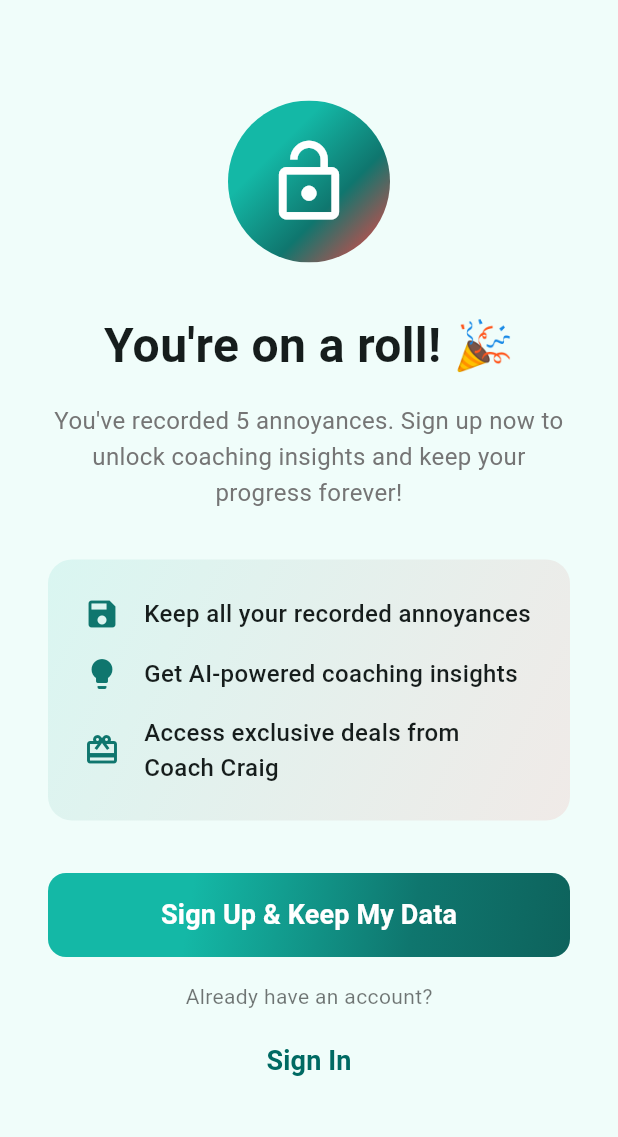
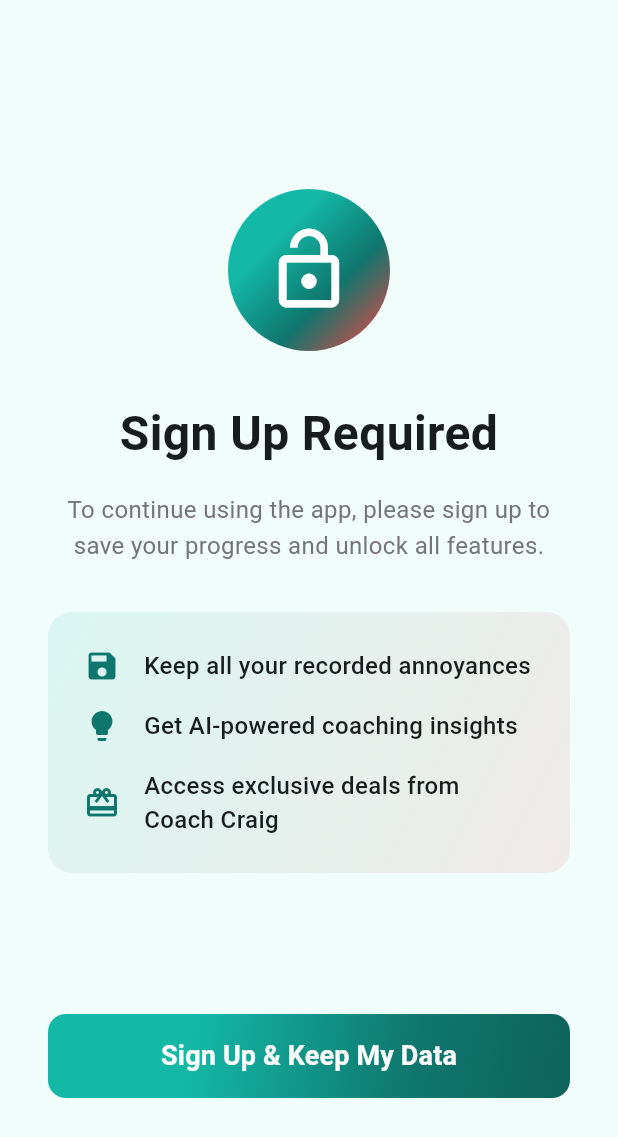
Before and after one commit to cglendenning/annoyed, a Flutter app: the AuthGateScreen screen opened directly, on a phone screen of 412 x 824 dp. Shown: the top 1137 px of the screen. Run offline on Flutter 3.47's test engine with Material 3 defaults, Android fonts, the phone set to English and light mode, and no system bars; our stand-ins replace cloud_firestore, cloud_functions, firebase_auth, firebase_core, flutter_dotenv, google_sign_in and 4 more; missing offline and left inert: purchases_flutter; accounts and stored records are empty; generated files the repository leaves out were written again.

Commit message:
Fix the auth gate logic & anonymous account linking

```diff
--- a/lib/main.dart
+++ b/lib/main.dart
@@ -15,6 +15,7 @@ import 'providers/preferences_provider.dart';
 import 'screens/onboarding_screen.dart';
 import 'screens/home_screen.dart';
 import 'screens/email_auth_screen.dart';
+import 'screens/auth_gate_screen.dart';
 import 'utils/app_colors.dart';
 
 void main() async {
@@ -137,6 +138,7 @@ class _AuthGateState extends State<AuthGate> with WidgetsBindingObserver {
   bool _isCheckingOnboarding = true;
   bool _hasCompletedOnboarding = false;
   bool _hasEverSignedInWithEmail = false;
+  bool _hasHitAuthWall = false;
 
   @override
   void initState() {
@@ -163,11 +165,13 @@ class _AuthGateState extends State<AuthGate> with WidgetsBindingObserver {
     final prefs = await SharedPreferences.getInstance();
     final completed = prefs.getBool('onboarding_completed') ?? false;
     final hasSignedIn = await AuthProvider.hasEverSignedInWithEmail();
+    final hasHitWall = await AuthProvider.hasHitAuthWall();
 
     if (mounted) {
       setState(() {
         _hasCompletedOnboarding = completed;
         _hasEverSignedInWithEmail = hasSignedIn;
+        _hasHitAuthWall = hasHitWall;
         _isCheckingOnboarding = false;
       });
     }
@@ -182,6 +186,16 @@ class _AuthGateState extends State<AuthGate> with WidgetsBindingObserver {
         body: Center(
           child: CircularProgressIndicator(),
         ),
+      );
+    }
+
+    // CRITICAL: If user has hit the auth wall and is still anonymous, show auth gate
+    // Once at the auth wall, always at the auth wall (until they sign up with email)
+    final isAnonymous = authProvider.user?.isAnonymous ?? true;
+    if (_hasHitAuthWall && isAnonymous) {
+      return const AuthGateScreen(
+        message: 'Sign Up Required',
+        subtitle: 'To continue using the app, please sign up to save your progress and unlock all features.',
       );
     }
 
--- a/lib/screens/auth_gate_screen.dart
+++ b/lib/screens/auth_gate_screen.dart
@@ -152,43 +152,6 @@ class AuthGateScreen extends StatelessWidget {
                 ),
               ),
 
-              const SizedBox(height: 16),
-
-              // Sign in button (if they already have account)
-              Column(
-                children: [
-                  const Text(
-                    'Already have an account?',
-                    style: TextStyle(
-                      fontSize: 14,
-                      color: Colors.black54,
-                    ),
-                  ),
-                  const SizedBox(height: 8),
-                  TextButton(
-                    onPressed: () {
-                      Navigator.of(context).pushReplacement(
-                        MaterialPageRoute(
-                          builder: (context) => const EmailAuthScreen(
-                            initialMode: AuthMode.signIn,
-                          ),
-                        ),
-                      );
-                    },
-                    style: TextButton.styleFrom(
-                      padding: const EdgeInsets.symmetric(horizontal: 24, vertical: 12),
-                    ),
-                    child: const Text(
-                      'Sign In',
-                      style: TextStyle(
-                        fontSize: 18,
-                        fontWeight: FontWeight.w600,
-                      ),
-                    ),
-                  ),
-                ],
-              ),
-
               const SizedBox(height: 60), // Extra padding to clear iOS home indicator
             ],
           ),
--- a/lib/screens/home_screen.dart
+++ b/lib/screens/home_screen.dart
@@ -214,6 +214,9 @@ class _HomeScreenState extends State<HomeScreen> {
 
           // Check if user has reached the threshold and is still anonymous (show auth gate)
           if (annoyanceCount >= AppConstants.annoyancesForAuthGate && isAnonymous) {
+            // Mark that the auth wall has been triggered (persists across app restarts)
+            await AuthProvider.markAuthWallTriggered();
+
             await Future.delayed(const Duration(milliseconds: 1500));
             if (mounted) {
               Navigator.of(context).push(
```
Also changed, not shown: lib/providers/auth_provider.dart (+26 -1 lines), lib/screens/email_auth_screen.dart (+33 -4 lines), lib/screens/cancel_subscription_screen.dart (line endings or trailing spaces), lib/screens/subscription_status_screen.dart (line endings or trailing spaces).
